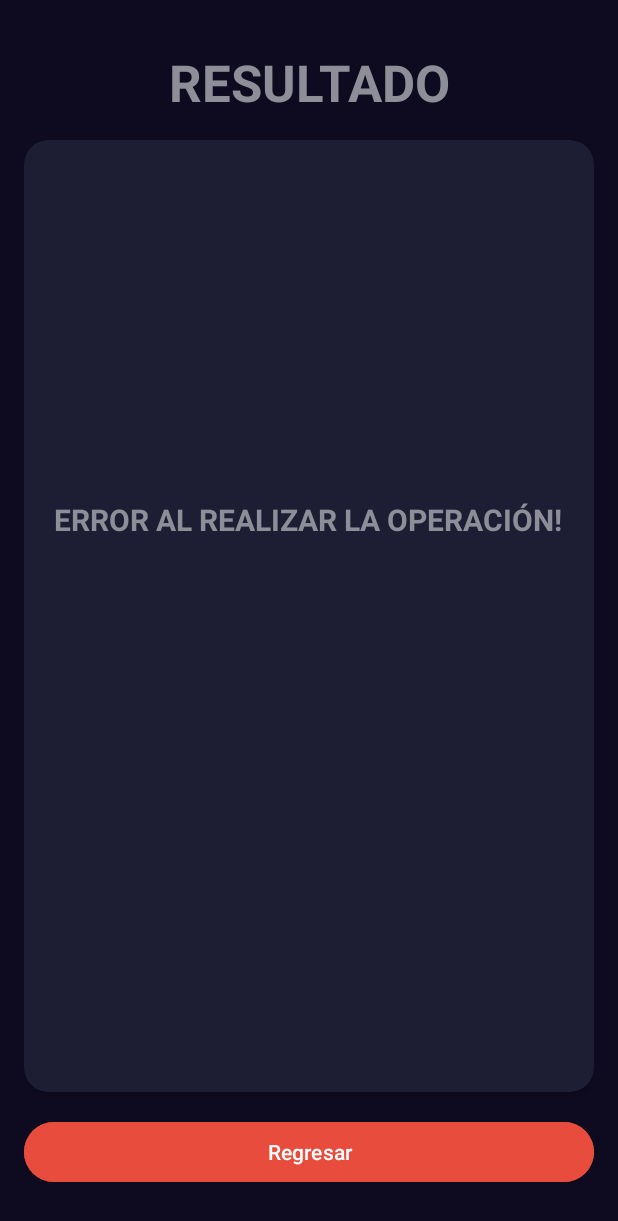
After one commit to BorisSant/AppAndroid, an Android app: the ResultadoRaizActivity screen opened directly, with no data from a screen before it, on a phone screen of 412 x 824 dp. The commit adds this screen. Shown: the top 1221 px of the screen. Run offline under Robolectric (Android 15) with nearby library versions, the phone set to English and light mode, and no system bars.

Commit message:
Resultado de raíz dinámica

```diff
--- a/app/src/main/AndroidManifest.xml
+++ b/app/src/main/AndroidManifest.xml
@@ -12,6 +12,9 @@
         android:supportsRtl="true"
         android:theme="@style/Theme.Actividad1Boris"
         tools:targetApi="31">
+        <activity
+            android:name=".ResultadoRaizActivity"
+            android:exported="false" />
         <activity
             android:name=".RaizActivity"
             android:exported="false" />
--- a/app/src/main/java/com/example/actividad1boris/RaizActivity.kt
+++ b/app/src/main/java/com/example/actividad1boris/RaizActivity.kt
@@ -1,11 +1,56 @@
 package com.example.actividad1boris
 
+import android.content.Intent
 import androidx.appcompat.app.AppCompatActivity
 import android.os.Bundle
+import android.util.Log
+import android.widget.Button
+import android.widget.EditText
+import kotlin.math.pow
 
 class RaizActivity : AppCompatActivity() {
+
+    // variables de calculo
+    private lateinit var numRaiz:String
+    private lateinit var valor:String
+    //componentes
+    private lateinit var btnRegresar: Button
+    private lateinit var btnCalcular: Button
+    private lateinit var edtNumRaiz:EditText
+    private lateinit var edtValor:EditText
     override fun onCreate(savedInstanceState: Bundle?) {
         super.onCreate(savedInstanceState)
         setContentView(R.layout.activity_raiz)
+        initComponentes()
+        initListener()
     }
+    private fun initComponentes(){
+        btnCalcular=findViewById(R.id.btnCalcular)
+        btnRegresar=findViewById(R.id.btnRegresar)
+        edtNumRaiz=findViewById(R.id.edtNumRaiz)
+        edtValor=findViewById(R.id.edtValor)
+    }
+    private fun initListener(){
+        // hacia atrás
+        btnRegresar.setOnClickListener {
+            onBackPressedDispatcher.onBackPressed()
+        }
+        btnCalcular.setOnClickListener{
+            numRaiz=edtNumRaiz.text.toString()
+            valor=edtValor.text.toString()
+            val resul:Double = calcularExpo()
+            val intent = Intent(this,ResultadoRaizActivity::class.java)
+            intent.putExtra("Result",resul.toString())
+            startActivity(intent)
+        }
+    }
+
+    private fun calcularExpo(): Double {
+        val raizDouble: Double = numRaiz.toDouble()
+        val valorDouble: Double = valor.toDouble()
+        val resultado:Double=valorDouble.pow(1.0 / raizDouble)
+        Log.i("Resuesta","la respuesta es $resultado")
+        return resultado
+    }
+
 }
--- /dev/null
+++ b/app/src/main/java/com/example/actividad1boris/ResultadoRaizActivity.kt
@@ -0,0 +1,41 @@
+package com.example.actividad1boris
+
+import androidx.appcompat.app.AppCompatActivity
+import android.os.Bundle
+import android.widget.Button
+import android.widget.TextView
+
+class ResultadoRaizActivity : AppCompatActivity() {
+
+    private lateinit var btnRegresar: Button
+    private lateinit var txtResultado: TextView
+    private lateinit var txtOperacion: TextView
+
+    override fun onCreate(savedInstanceState: Bundle?) {
+        super.onCreate(savedInstanceState)
+        setContentView(R.layout.activity_resultado_raiz)
+        initComponentes()
+        recibirRespuesta()
+        initListener()
+    }
+    private fun initComponentes(){
+        txtResultado=findViewById(R.id.txtResultado)
+        btnRegresar =findViewById(R.id.btnRegresar)
+        txtOperacion=findViewById(R.id.txtOperacion)
+    }
+    private fun initListener(){
+        btnRegresar.setOnClickListener {
+            onBackPressedDispatcher.onBackPressed()
+        }
+    }
+
+    private fun recibirRespuesta(){
+        val respuesta:String=intent.extras?.getString("Result").orEmpty()
+        if (respuesta.isNotEmpty()){
+            txtOperacion.text="Operación exitosa!"
+            txtResultado.text=respuesta
+        }else{
+            txtOperacion.text="Error al realizar la operación!"
+        }
+    }
+}
--- /dev/null
+++ b/app/src/main/res/layout/activity_resultado_raiz.xml
@@ -0,0 +1,79 @@
+<?xml version="1.0" encoding="utf-8"?>
+<androidx.constraintlayout.widget.ConstraintLayout xmlns:android="http://schemas.android.com/apk/res/android"
+    xmlns:app="http://schemas.android.com/apk/res-auto"
+    xmlns:tools="http://schemas.android.com/tools"
+    android:layout_width="match_parent"
+    android:layout_height="match_parent"
+    android:background="@color/back_app"
+    android:paddingHorizontal="16dp"
+    android:paddingVertical="32dp"
+    tools:context=".ResultadoRaizActivity">
+
+    <TextView
+        android:id="@+id/txtTituloResultado"
+        android:layout_width="wrap_content"
+        android:layout_height="wrap_content"
+        android:text="@string/resultado_titulo"
+        android:textAllCaps="true"
+        android:textColor="@color/title_text"
+        android:textSize="34sp"
+        android:textStyle="bold"
+        app:layout_constraintEnd_toEndOf="parent"
+        app:layout_constraintStart_toStartOf="parent"
+        app:layout_constraintTop_toTopOf="parent" />
+
+    <androidx.cardview.widget.CardView
+        android:id="@+id/cvResultado"
+        android:layout_width="0dp"
+        android:layout_height="0dp"
+        app:layout_constraintTop_toBottomOf="@id/txtTituloResultado"
+        app:layout_constraintEnd_toEndOf="parent"
+        app:layout_constraintStart_toStartOf="parent"
+        app:layout_constraintBottom_toTopOf="@+id/btnRegresar"
+        app:cardCornerRadius="16dp"
+        android:layout_marginTop="16dp"
+        android:layout_marginBottom="16dp"
+        app:cardBackgroundColor="@color/detalle">
+
+        <LinearLayout
+            android:layout_width="match_parent"
+            android:layout_height="match_parent"
+            android:gravity="center"
+            android:orientation="vertical">
+
+            <TextView
+                android:id="@+id/txtOperacion"
+                android:layout_width="wrap_content"
+                android:layout_height="wrap_content"
+                android:textAllCaps="true"
+                android:textColor="@color/title_text"
+                android:textSize="20sp"
+                android:textStyle="bold"
+                tools:text="@string/operacion_text" />
+
+            <TextView
+                android:id="@+id/txtResultado"
+                android:layout_width="wrap_content"
+                android:layout_height="wrap_content"
+                android:textAllCaps="true"
+                android:textColor="@color/white"
+                android:textSize="96sp"
+                android:textStyle="bold"
+                tools:text="@string/resultado" />
+        </LinearLayout>
+
+    </androidx.cardview.widget.CardView>
+
+    <Button
+        android:id="@+id/btnRegresar"
+        android:layout_width="match_parent"
+        android:layout_height="wrap_content"
+        android:text="@string/atras"
+        android:backgroundTint="@color/boton_atras"
+        android:textColor="@color/textoBoton"
+        app:layout_constraintBottom_toBottomOf="parent"
+        app:layout_constraintEnd_toEndOf="parent"
+        app:layout_constraintStart_toStartOf="parent" />
+
+
+</androidx.constraintlayout.widget.ConstraintLayout>
```
